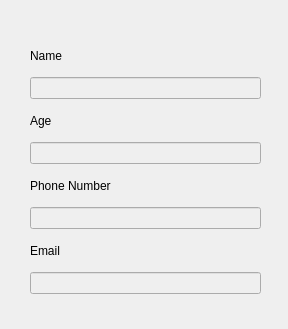
lfroms/cuacs, file app/MainWindow/ClientDetailsModal.ui: the form before one commit.
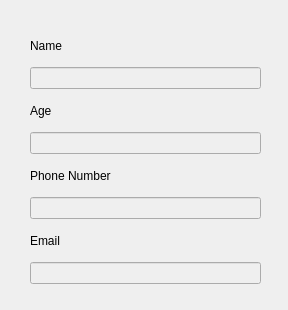
The form after the commit.

Commit message: Quick window size adjustment

```diff
--- a/app/MainWindow/ClientDetailsModal.ui
+++ b/app/MainWindow/ClientDetailsModal.ui
@@ -7,7 +7,7 @@
     <x>0</x>
     <y>0</y>
     <width>288</width>
-    <height>329</height>
+    <height>310</height>
    </rect>
   </property>
   <property name="windowTitle">
@@ -17,7 +17,7 @@
    <property name="geometry">
     <rect>
      <x>30</x>
-     <y>40</y>
+     <y>30</y>
      <width>231</width>
      <height>254</height>
     </rect>
```
